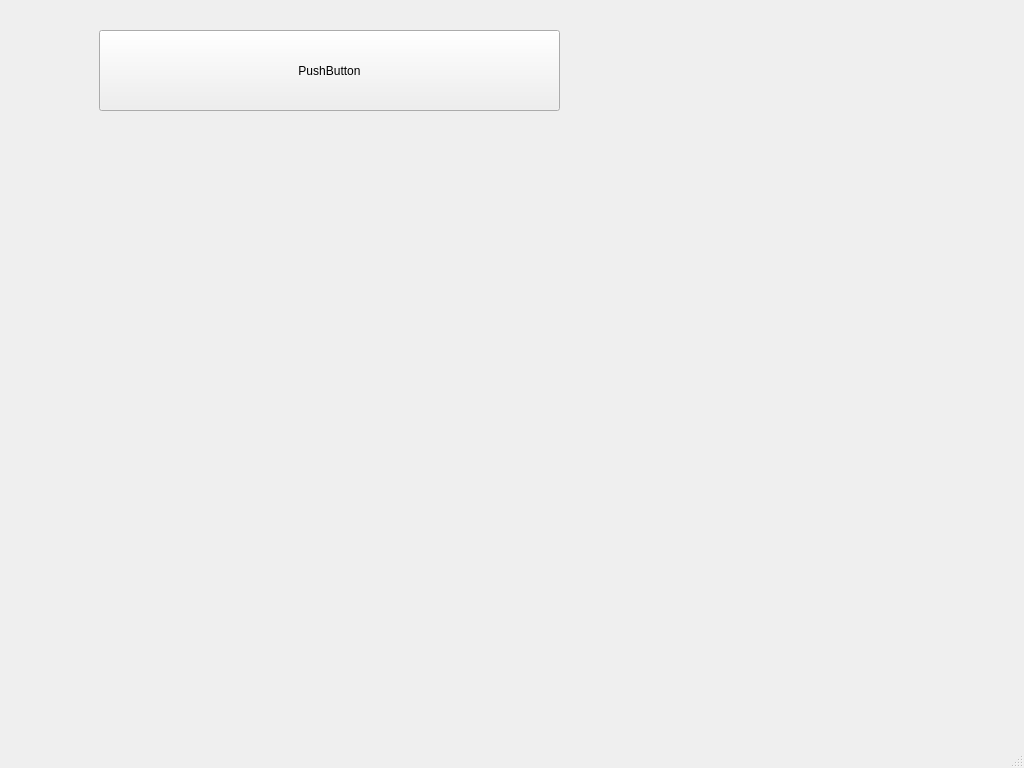
First picture: the form in blue-app/ui/MainWindow.ui, repository matus-u/sz-bluetooth, before the edit.
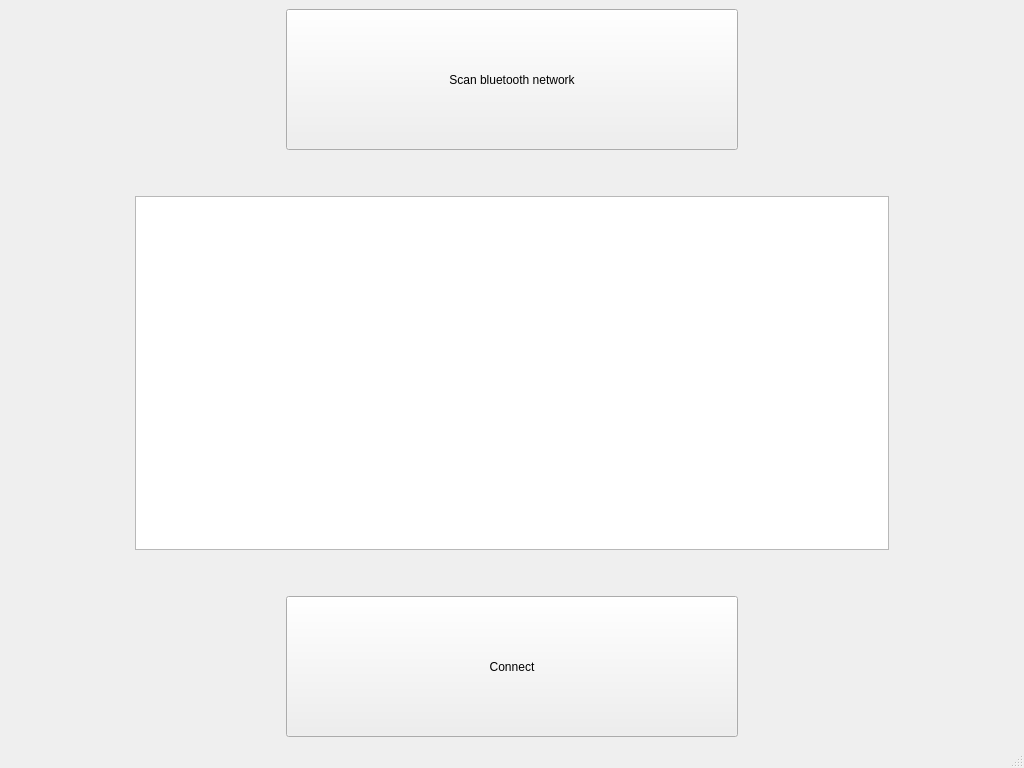
Second picture: the form after the edit.

Commit message: add simple layout

Patch:
```diff
--- a/blue-app/ui/MainWindow.ui
+++ b/blue-app/ui/MainWindow.ui
@@ -14,19 +14,153 @@
    <string>MainWindow</string>
   </property>
   <widget class="QWidget" name="centralwidget">
-   <widget class="QPushButton" name="scanButton">
-    <property name="geometry">
-     <rect>
-      <x>99</x>
-      <y>30</y>
-      <width>461</width>
-      <height>81</height>
-     </rect>
-    </property>
-    <property name="text">
-     <string>PushButton</string>
-    </property>
-   </widget>
+   <layout class="QHBoxLayout" name="horizontalLayout_3" stretch="1,6,1">
+    <item>
+     <spacer name="horizontalSpacer_5">
+      <property name="orientation">
+       <enum>Qt::Horizontal</enum>
+      </property>
+      <property name="sizeHint" stdset="0">
+       <size>
+        <width>40</width>
+        <height>20</height>
+       </size>
+      </property>
+     </spacer>
+    </item>
+    <item>
+     <layout class="QVBoxLayout" name="verticalLayout" stretch="2,0,5,0,2">
+      <item>
+       <layout class="QHBoxLayout" name="horizontalLayout" stretch="1,3,1">
+        <item>
+         <spacer name="horizontalSpacer">
+          <property name="orientation">
+           <enum>Qt::Horizontal</enum>
+          </property>
+          <property name="sizeHint" stdset="0">
+           <size>
+            <width>40</width>
+            <height>20</height>
+           </size>
+          </property>
+         </spacer>
+        </item>
+        <item>
+         <widget class="QPushButton" name="scanButton">
+          <property name="sizePolicy">
+           <sizepolicy hsizetype="Minimum" vsizetype="Minimum">
+            <horstretch>0</horstretch>
+            <verstretch>0</verstretch>
+           </sizepolicy>
+          </property>
+          <property name="text">
+           <string>Scan bluetooth network</string>
+          </property>
+         </widget>
+        </item>
+        <item>
+         <spacer name="horizontalSpacer_2">
+          <property name="orientation">
+           <enum>Qt::Horizontal</enum>
+          </property>
+          <property name="sizeHint" stdset="0">
+           <size>
+            <width>40</width>
+            <height>20</height>
+           </size>
+          </property>
+         </spacer>
+        </item>
+       </layout>
+      </item>
+      <item>
+       <spacer name="verticalSpacer">
+        <property name="orientation">
+         <enum>Qt::Vertical</enum>
+        </property>
+        <property name="sizeHint" stdset="0">
+         <size>
+          <width>20</width>
+          <height>40</height>
+         </size>
+        </property>
+       </spacer>
+      </item>
+      <item>
+       <widget class="QListWidget" name="listWidget"/>
+      </item>
+      <item>
+       <spacer name="verticalSpacer_2">
+        <property name="orientation">
+         <enum>Qt::Vertical</enum>
+        </property>
+        <property name="sizeHint" stdset="0">
+         <size>
+          <width>20</width>
+          <height>40</height>
+         </size>
+        </property>
+       </spacer>
+      </item>
+      <item>
+       <layout class="QHBoxLayout" name="horizontalLayout_2" stretch="1,3,1">
+        <item>
+         <spacer name="horizontalSpacer_3">
+          <property name="orientation">
+           <enum>Qt::Horizontal</enum>
+          </property>
+          <property name="sizeHint" stdset="0">
+           <size>
+            <width>40</width>
+            <height>20</height>
+           </size>
+          </property>
+         </spacer>
+        </item>
+        <item>
+         <widget class="QPushButton" name="pushButton">
+          <property name="sizePolicy">
+           <sizepolicy hsizetype="Minimum" vsizetype="Minimum">
+            <horstretch>0</horstretch>
+            <verstretch>0</verstretch>
+           </sizepolicy>
+          </property>
+          <property name="text">
+           <string>Connect</string>
+          </property>
+         </widget>
+        </item>
+        <item>
+         <spacer name="horizontalSpacer_4">
+          <property name="orientation">
+           <enum>Qt::Horizontal</enum>
+          </property>
+          <property name="sizeHint" stdset="0">
+           <size>
+            <width>40</width>
+            <height>20</height>
+           </size>
+          </property>
+         </spacer>
+        </item>
+       </layout>
+      </item>
+     </layout>
+    </item>
+    <item>
+     <spacer name="horizontalSpacer_6">
+      <property name="orientation">
+       <enum>Qt::Horizontal</enum>
+      </property>
+      <property name="sizeHint" stdset="0">
+       <size>
+        <width>40</width>
+        <height>20</height>
+       </size>
+      </property>
+     </spacer>
+    </item>
+   </layout>
   </widget>
   <widget class="QMenuBar" name="menubar">
    <property name="geometry">
```
